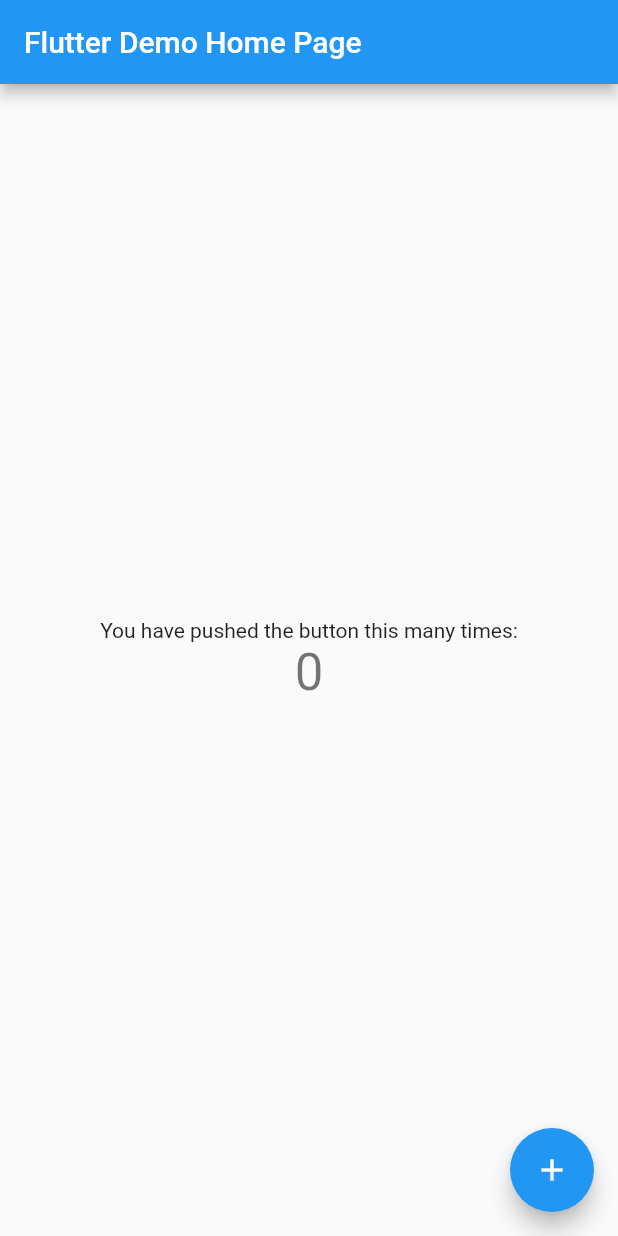
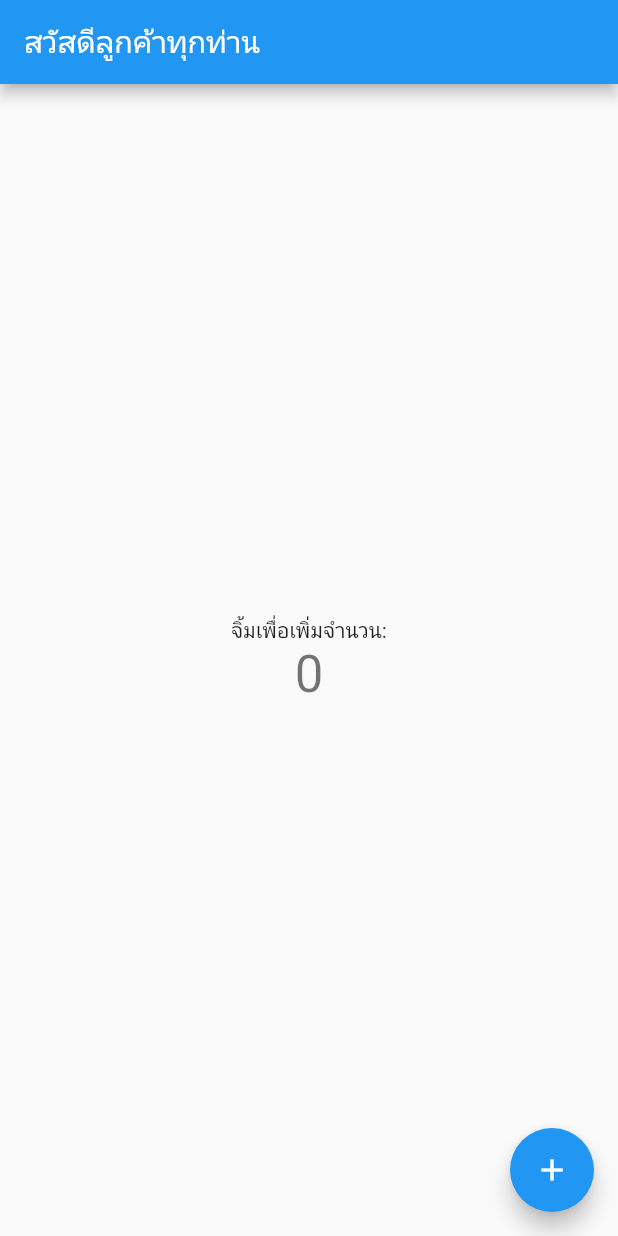
Before and after one commit to Somkairt/ProjectF, a Flutter app: the screen it shows after launch, on a phone screen of 412 x 824 dp. Run offline on Flutter 3.47's test engine with Material 2 defaults, Android fonts, the phone set to English and light mode, and no system bars.

Commit message:
เปลี่ยน text

```diff
--- a/lib/main.dart
+++ b/lib/main.dart
@@ -11,7 +11,7 @@
   @override
   Widget build(BuildContext context) {
     return MaterialApp(
-      title: 'Flutter Demo',
+      title: 'กระบองเพชร by my home',
       theme: ThemeData(
         // This is the theme of your application.
         //
@@ -24,7 +24,7 @@
         // is not restarted.
         primarySwatch: Colors.blue,
       ),
-      home: const MyHomePage(title: 'Flutter Demo Home Page'),
+      home: const MyHomePage(title: 'สวัสดีลูกค้าทุกท่าน'),
     );
   }
 }
@@ -96,7 +96,7 @@
           mainAxisAlignment: MainAxisAlignment.center,
           children: <Widget>[
             const Text(
-              'You have pushed the button this many times:',
+              'จิ้มเพื่อเพิ่มจำนวน:',
             ),
             Text(
               '$_counter',
```
